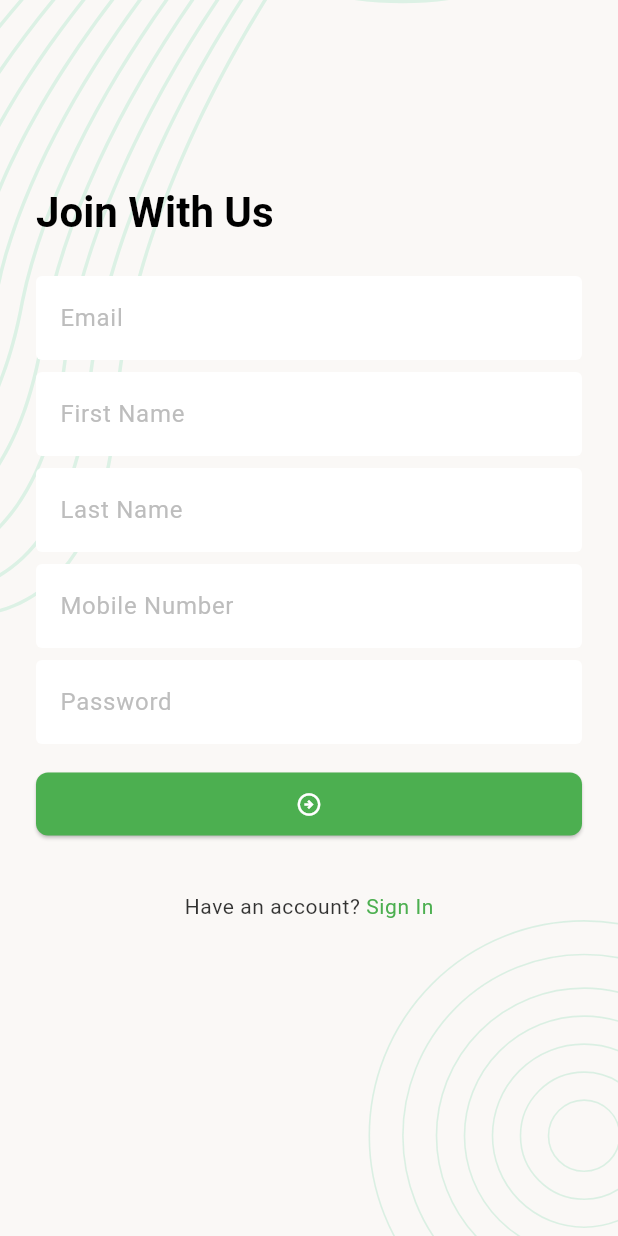
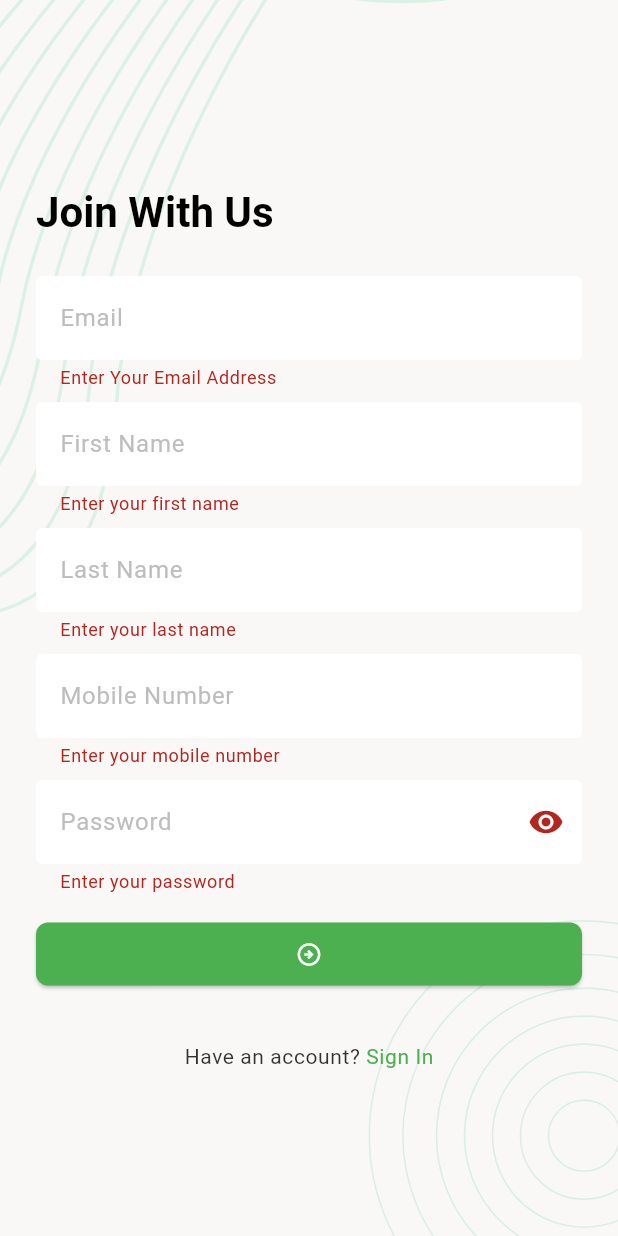
Before and after one commit to ashikmoinul/task_manager, a Flutter app: the SignUpScreen screen opened directly, after a tap on the "arrow circle right" icon, on a phone screen of 412 x 824 dp. Run offline on Flutter 3.47's test engine with Material 3 defaults, Android fonts, the phone set to English and light mode, and no system bars; our stand-ins replace cached_network_image, flutter_svg, pin_code_fields.

Commit message:
Integrate registration screen api

```diff
--- /dev/null
+++ b/lib/data/utilities/urls.dart
@@ -0,0 +1,4 @@
+class Urls {
+  static const String _baseUrl = 'https://task.teamrabbil.com/api/v1';
+  static const String registration = '$_baseUrl/registration';
+}
--- a/lib/ui/screens/auth/sign_up_screen.dart
+++ b/lib/ui/screens/auth/sign_up_screen.dart
@@ -1,7 +1,12 @@
 import 'package:flutter/gestures.dart';
 import 'package:flutter/material.dart';
+import 'package:task_manager/data/models/network_response.dart';
+import 'package:task_manager/data/network_caller/network_caller.dart';
+import 'package:task_manager/data/utilities/urls.dart';
 import 'package:task_manager/ui/utility/app_colors.dart';
+import 'package:task_manager/ui/utility/app_constants.dart';
 import 'package:task_manager/ui/widgets/background_widget.dart';
+import 'package:task_manager/ui/widgets/snack_bar_message.dart';
 
 class SignUpScreen extends StatefulWidget {
   const SignUpScreen({super.key});
@@ -11,16 +16,14 @@ class SignUpScreen extends StatefulWidget {
 }
 
 class _SignUpScreenState extends State<SignUpScreen> {
-   final TextEditingController _emailTEController =
-      TextEditingController();
-   final TextEditingController _passwordTEController =
-      TextEditingController();
-   final TextEditingController _firstNameTEController =
-      TextEditingController();
-   final TextEditingController _lastNameTEController =
-      TextEditingController();
-   final TextEditingController _mobileTEController =
-      TextEditingController();
+  final TextEditingController _emailTEController = TextEditingController();
+  final TextEditingController _passwordTEController = TextEditingController();
+  final TextEditingController _firstNameTEController = TextEditingController();
+  final TextEditingController _lastNameTEController = TextEditingController();
+  final TextEditingController _mobileTEController = TextEditingController();
+  final GlobalKey<FormState> _formKey = GlobalKey<FormState>();
+  bool _showPassword = false;
+  bool _registrationInProgress = false;
 
   @override
   Widget build(BuildContext context) {
@@ -30,6 +33,9 @@ class _SignUpScreenState extends State<SignUpScreen> {
           child: SingleChildScrollView(
             child: Padding(
               padding: const EdgeInsets.all(24),
+              child: Form(
+                key: _formKey,
+                autovalidateMode: AutovalidateMode.onUserInteraction,
                 child: Column(
                   crossAxisAlignment: CrossAxisAlignment.start,
                   children: [
@@ -42,47 +48,106 @@ class _SignUpScreenState extends State<SignUpScreen> {
                     TextFormField(
                       controller: _emailTEController,
                       keyboardType: TextInputType.emailAddress,
-                    decoration: InputDecoration(
-                      hintText: 'Email',
-                    ),
+                      decoration: const InputDecoration(hintText: 'Email'),
+                      validator: (String? value) {
+                        if (value?.trim().isEmpty ?? true) {
+                          return 'Enter Your Email Address';
+                        }
+                        if (AppConstants.emailRegExp.hasMatch(value!) == false) {
+                          return 'Enter a valid email address';
+                        }
+                        return null;
+                      },
                     ),
                     const SizedBox(height: 8),
                     TextFormField(
                       controller: _firstNameTEController,
-                    decoration: InputDecoration(
+                      decoration: const InputDecoration(
                         hintText: 'First Name',
                       ),
+                      validator: (String? value) {
+                        if (value?.trim().isEmpty ?? true) {
+                          return 'Enter your first name';
+                        }
+                        return null;
+                      },
                     ),
                     const SizedBox(height: 8),
                     TextFormField(
                       controller: _lastNameTEController,
-                    decoration: InputDecoration(
+                      decoration: const InputDecoration(
                         hintText: 'Last Name',
                       ),
+                      validator: (String? value) {
+                        if (value?.trim().isEmpty ?? true) {
+                          return 'Enter your last name';
+                        }
+                        return null;
+                      },
                     ),
                     const SizedBox(height: 8),
                     TextFormField(
                       controller: _mobileTEController,
                       keyboardType: TextInputType.number,
-                    decoration: InputDecoration(
+                      decoration: const InputDecoration(
                         hintText: 'Mobile Number',
                       ),
+                      validator: (String? value) {
+                        if (value?.trim().isEmpty ?? true) {
+                          return 'Enter your mobile number';
+                        }
+                        // if (AppConstants.mobileRegExp.hasMatch(value!) == false) {
+                        //   return 'Enter a valid phone number';
+                        // }
+                        return null;
+                      },
                     ),
                     const SizedBox(height: 8),
                     TextFormField(
+                      obscureText: _showPassword == false,
                       controller: _passwordTEController,
                       decoration: InputDecoration(
                         hintText: 'Password',
+                        suffixIcon: IconButton(
+                          onPressed: () {
+                            _showPassword = !_showPassword;
+                            if (mounted) {
+                              setState(
+                                () {},
+                              );
+                            }
+                          },
+                          icon: Icon(_showPassword
+                              ? Icons.visibility_off
+                              : Icons.remove_red_eye),
                         ),
                       ),
+                      validator: (String? value) {
+                        if (value?.trim().isEmpty ?? true) {
+                          return 'Enter your password';
+                        }
+                        return null;
+                      },
+                    ),
                     const SizedBox(height: 16),
-                  ElevatedButton(
-                    onPressed: () {},
+                    Visibility(
+                       visible: _registrationInProgress == false,
+                      replacement: const Center(
+                        child: CircularProgressIndicator(),
+                      ),
+                      child: ElevatedButton(
+                        onPressed: () {
+                          if (_formKey.currentState!.validate()) {
+                            _registerUser();
+                          }
+                        },
                         child: const Icon(Icons.arrow_circle_right_outlined),
+                      ),
                     ),
                     const SizedBox(height: 36),
                     _buildBackToSignInSection(),
                   ],
+                ),
               ),
             ),
           ),
@@ -107,7 +172,7 @@ class _SignUpScreenState extends State<SignUpScreen> {
               style: const TextStyle(
                 color: AppColors.themeColor,
               ),
-              recognizer: TapGestureRecognizer()..onTap = _backToSignInButton,
+              recognizer: TapGestureRecognizer()..onTap = _onTapSignInButton,
             ),
           ],
         ),
@@ -115,7 +180,49 @@ class _SignUpScreenState extends State<SignUpScreen> {
     );
   }
 
-  void _backToSignInButton() {
+  Future<void> _registerUser() async {
+    _registrationInProgress = true;
+    if (mounted) {
+      setState(() {});
+    }
+    Map<String, dynamic> requestInput = {
+      "email": _emailTEController.text.trim(),
+      "firstName": _firstNameTEController.text.trim(),
+      "lastName": _lastNameTEController.text.trim(),
+      "mobile": _mobileTEController.text.trim(),
+      "password": _passwordTEController.text.trim(),
+      "photo": ""
+    };
+    NetworkResponse response =
+        await NetworkCaller.postRequest(Urls.registration, body: requestInput);
+    _registrationInProgress = false;
+    if (mounted) {
+      setState(() {});
+    }
+    if (response.isSuccess) {
+      _clearTextFields();
+      if (mounted) {
+        showSnackBarMessage(context, 'Registration success');
+      }
+    } else {
+      if (mounted) {
+        showSnackBarMessage(
+          context,
+          response.errorMessage ?? 'Registration failed! Try again',
+        );
+      }
+    }
+  }
+
+  void _clearTextFields() {
+    _emailTEController.clear();
+    _firstNameTEController.clear();
+    _lastNameTEController.clear();
+    _mobileTEController.clear();
+    _passwordTEController.clear();
+  }
+
+  void _onTapSignInButton() {
     Navigator.pop(context);
   }
 
--- /dev/null
+++ b/lib/ui/utility/app_constants.dart
@@ -0,0 +1,9 @@
+class AppConstants {
+ static RegExp emailRegExp = RegExp(
+    r'^(([^<>()[\]\\.,;:\s@\"]+(\.[^<>()[\]\\.,;:\s@\"]+)*)|(\".+\"))@((\[[0-9]{1,3}\.[0-9]{1,3}\.[0-9]{1,3}\.[0-9]{1,3}\])|(([a-zA-Z\-0-9]+\.)+[a-zA-Z]{2,}))$',
+  );
+
+ static RegExp mobileRegExp = RegExp(
+ r'^(?:(?:\+|00)88|01)?\d{11}$',
+ );
+}
```
Also changed, not shown: lib/ui/widgets/snack_bar_message.dart (added, +14 -0 lines). Lines whose indentation alone changed are shown as unchanged.
